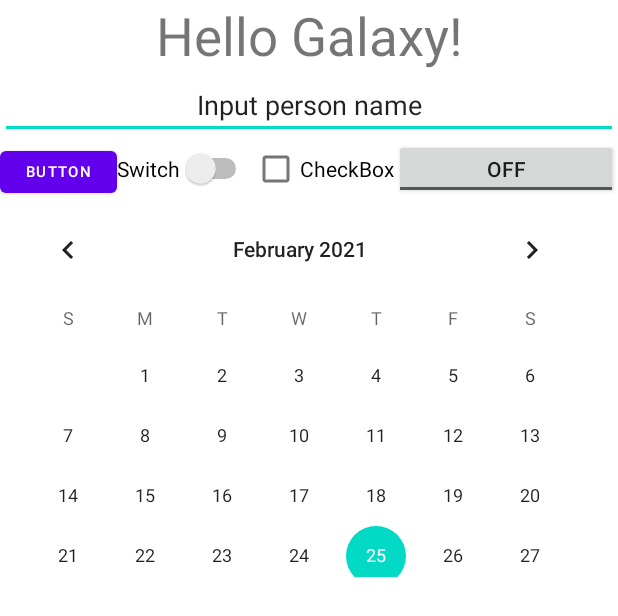
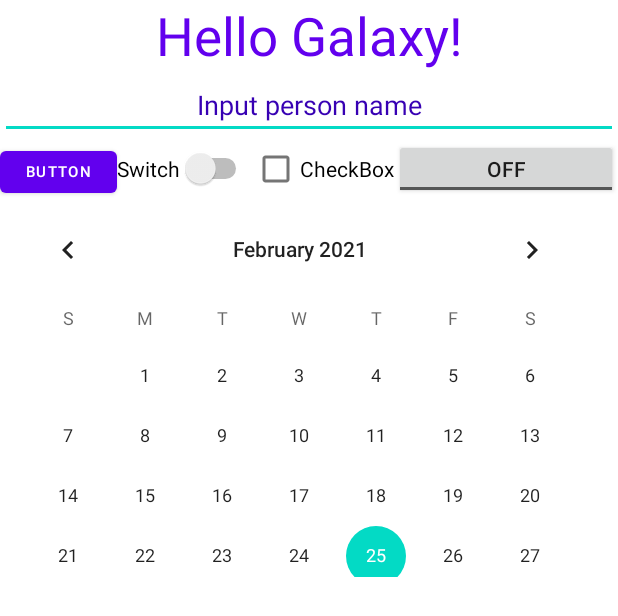
Before and after one commit to UlfKornelius/Calculate, an Android app: the layout homework1_task1.xml on its own in the app's theme, with its tools: preview values and no code run, on a phone screen of 412 x 824 dp. Shown: the top 616 px of the screen. Run offline under Robolectric (Android 15) with nearby library versions, the phone set to English and light mode, and no system bars.

Commit message:
Homework №1 Added a new font and change its color in <TextView and <EditText

```diff
--- a/app/src/main/res/layout/homework1_task1.xml
+++ b/app/src/main/res/layout/homework1_task1.xml
@@ -11,6 +11,8 @@
         android:layout_height="wrap_content"
         android:gravity="center"
         android:text="Hello Galaxy!"
+        android:textAppearance="@style/TextAppearance.AppCompat.Medium"
+        android:textColor="@color/purple_500"
         android:textSize="35sp"
         app:layout_conststrainBottom_toBottomOf="parent"
         app:layout_conststrainLeft_toLeftOf="parent"
@@ -22,6 +24,8 @@
         android:layout_width="match_parent"
         android:layout_height="wrap_content"
         android:gravity="center"
+        android:textAppearance="@style/TextAppearance.AppCompat.Medium"
+        android:textColor="@color/purple_700"
         android:text="Input person name" />
 
     <LinearLayout
```
